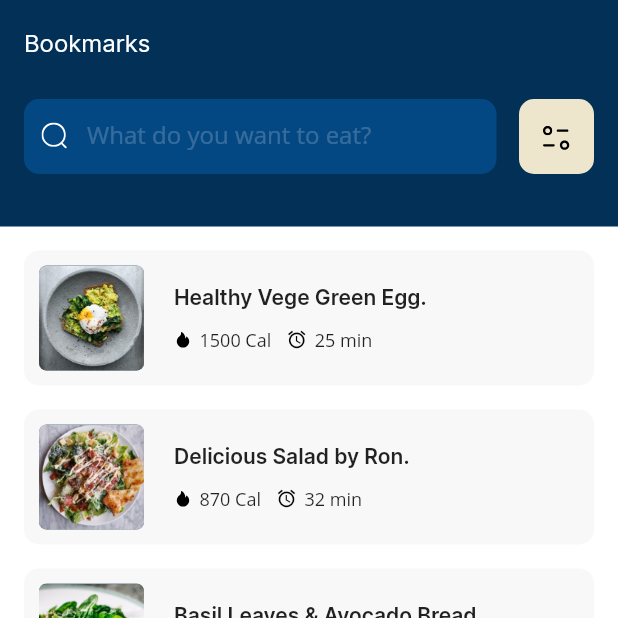
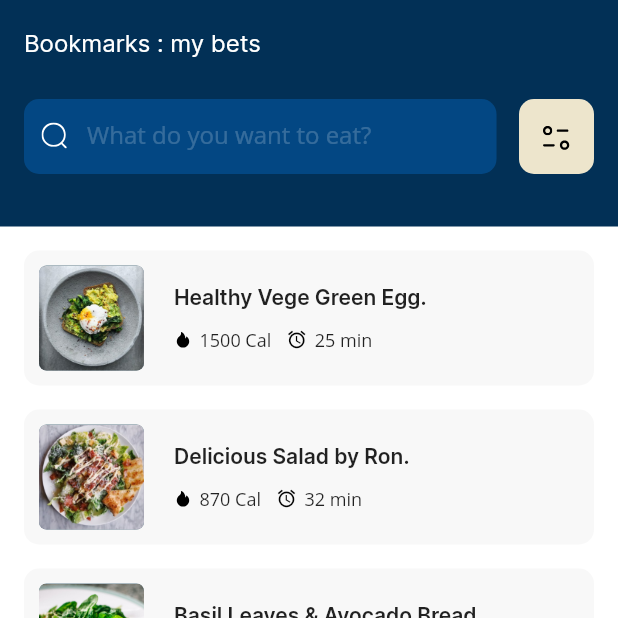
Before and after one commit to m-idriss/badiag, a Flutter app: the BookmarksPage screen opened directly, on a phone screen of 412 x 824 dp, the top half of it. Run offline on Flutter 3.47's test engine with Material 2 defaults, Android fonts, the phone set to English and light mode, and no system bars; our stand-ins replace flutter_svg.

Commit message:
update some text

```diff
--- a/lib/views/screens/auth/welcome_page.dart
+++ b/lib/views/screens/auth/welcome_page.dart
@@ -36,7 +36,7 @@ class WelcomePage extends StatelessWidget {
                     children: [
                       Padding(
                         padding: EdgeInsets.only(bottom: 16),
-                        child: Text('bookmaker?',
+                        child: Text('bookmaker',
                             style: TextStyle(
                                 fontFamily: 'inter',
                                 fontWeight: FontWeight.w700,
--- a/lib/views/screens/bookmarks_page.dart
+++ b/lib/views/screens/bookmarks_page.dart
@@ -23,7 +23,7 @@ class _BookmarksPageState extends State<BookmarksPage> {
         backgroundColor: AppColor.primary,
         centerTitle: false,
         elevation: 0,
-        title: Text('Bookmarks',
+        title: Text('Bookmarks : my bets',
             style: TextStyle(
                 fontFamily: 'inter',
                 fontWeight: FontWeight.w400,
--- a/lib/views/screens/home_page.dart
+++ b/lib/views/screens/home_page.dart
@@ -20,7 +20,7 @@ class HomePage extends StatelessWidget {
   Widget build(BuildContext context) {
     return Scaffold(
       appBar: CustomAppBar(
-        title: Text('bookmaker?',
+        title: Text('bookmaker',
             style: TextStyle(fontFamily: 'inter', fontWeight: FontWeight.w700)),
         showProfilePhoto: true,
         profilePhoto: AssetImage('assets/images/pp.png'),
```
